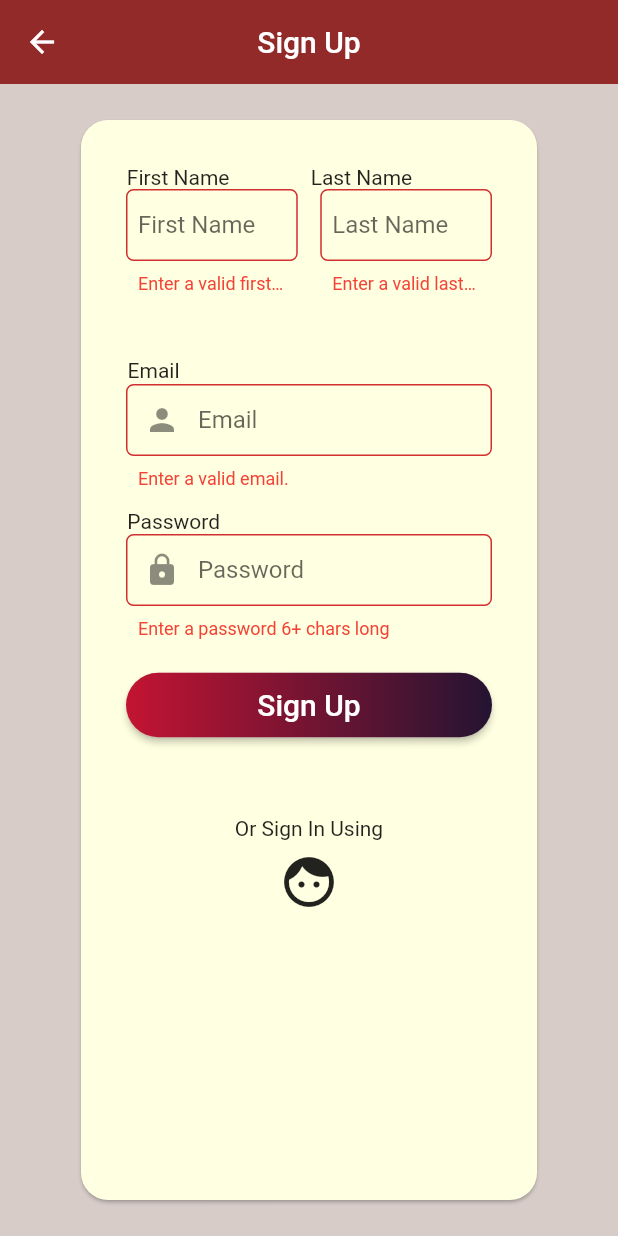
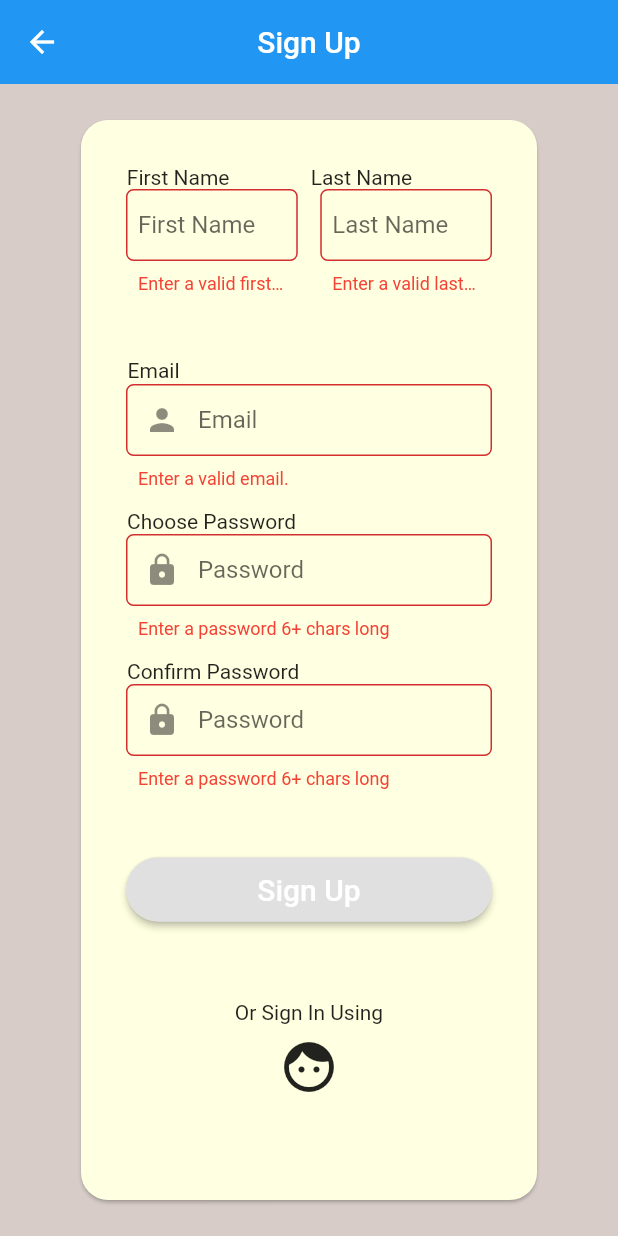
Before and after one commit to zoltan23/bidding, a Flutter app: the SignUp screen opened by its route, after a tap on "Sign Up", on a phone screen of 412 x 824 dp. Run offline on Flutter 3.47's test engine with Material 2 defaults, Android fonts, the phone set to English and light mode, and no system bars; our stand-ins replace carousel_slider, cloud_firestore, firebase_auth; missing offline and left inert: firebase; accounts and stored records are empty; network calls fail.

Commit message:
user can register with email and password

```diff
--- a/lib/Login/signup.dart
+++ b/lib/Login/signup.dart
@@ -15,7 +15,12 @@ class _SignUpState extends State<SignUp> {
   final AuthService _auth = AuthService();
   final _formkey = GlobalKey<FormState>();
 
-  String email = '', password = '', firstName = '', lastName = '', error = '';
+  String  email = '',
+          choosePassword = '',
+          confirmPassword = '',
+          firstName = '',
+          lastName = '',
+          error = '';
 
   @override
   Widget build(BuildContext context) {
@@ -23,7 +28,6 @@ class _SignUpState extends State<SignUp> {
       backgroundColor: Colors.brown[100],
       appBar: AppBar(
         centerTitle: true,
-        backgroundColor: Color.fromRGBO(146, 42, 42, 1.0),
         elevation: 0.0,
         title: Text('Sign Up'),
       ),
@@ -39,17 +43,23 @@ class _SignUpState extends State<SignUp> {
               padding: const EdgeInsets.all(30.0),
               child: Column(
                 children: <Widget>[
-                  Row(children: <Widget>[
-                    Expanded(child: Align(
-                      alignment: Alignment(-.98, .95),
-                      child: SizedBox(child: Text("First Name")))),
-                    Expanded(child: Align(
-                      alignment: Alignment(-.96, .95),
-                      child: SizedBox(child: Text("Last Name")))),
-                  ],),
+                  Row(
+                    children: <Widget>[
+                      Expanded(
+                          child: Align(
+                              alignment: Alignment(-.98, .95),
+                              child: SizedBox(child: Text("First Name")))),
+                      Expanded(
+                          child: Align(
+                              alignment: Alignment(-.96, .95),
+                              child: SizedBox(child: Text("Last Name")))),
+                    ],
+                  ),
 
                   Row(
                     children: <Widget>[
+
+                      //First Name
                       Expanded(
                         child: TextFormField(
                             decoration: InputDecoration(
@@ -110,14 +120,14 @@ class _SignUpState extends State<SignUp> {
                       onChanged: (val) {
                         setState(() => email = val.trim());
                       }),
+
+                  //Choose Password
                   SizedBox(
                     height: 30.0,
                     child: Align(
                         alignment: Alignment(-.99, .95),
-                        child: Text("Password")),
+                        child: Text("Choose Password")),
                   ),
-
-                  //Password
                   TextFormField(
                       decoration: InputDecoration(
                         prefixIcon: Icon(Icons.lock),
@@ -133,8 +143,40 @@ class _SignUpState extends State<SignUp> {
                           : null,
                       obscureText: true,
                       onChanged: (val) {
-                        setState(() => password = val.trim());
+                        setState(() => choosePassword = val.trim());
                       }),
+
+                      //Confirm Password
+                       SizedBox(
+                    height: 30.0,
+                    child: Align(
+                        alignment: Alignment(-.99, .95),
+                        child: Text("Confirm Password")),
+                  ),
+                       TextFormField(
+                      decoration: InputDecoration(
+                        prefixIcon: Icon(Icons.lock),
+                        contentPadding: const EdgeInsets.all(8.0),
+                        border: OutlineInputBorder(
+                          borderRadius: BorderRadius.circular(5.0),
+                        ),
+                        hintText: "Password",
+                        errorStyle: TextStyle(color: Colors.red),
+                      ),
+                      validator: (val) => val.length < 6
+                          ? 'Enter a password 6+ chars long'
+                          : null,
+                      obscureText: true,
+                      onChanged: (val) {
+                        setState(() => confirmPassword = val.trim());
+                      }),
+                  Text(
+                    error,
+                    style: TextStyle(
+                      color: Colors.red,
+                      fontSize: 20.0,
+                    ),
+                  ),
                   SizedBox(height: 20.0),
                   RaisedButton(
                     textColor: Colors.white,
@@ -142,22 +184,14 @@ class _SignUpState extends State<SignUp> {
                     shape: RoundedRectangleBorder(
                         borderRadius: BorderRadius.circular(80.0)),
                     onPressed: () {
-                      if (_formkey.currentState.validate()) {
+                      if (_formkey.currentState.validate() && (choosePassword == confirmPassword)) {
                         handleSignUp();
+                      } else if(choosePassword != confirmPassword) {
+                        setState(() => error = 'Passwords do not match!');
                       }
                     },
                     child: Container(
                       width: double.infinity,
-                      decoration: BoxDecoration(
-                          gradient: LinearGradient(
-                              begin: Alignment.centerLeft,
-                              end: Alignment.centerRight,
-                              colors: [
-                                Color.fromRGBO(195, 20, 50, 1.0),
-                                Color.fromRGBO(36, 20, 50, 1.0)
-                              ]),
-                          borderRadius:
-                              BorderRadius.all(Radius.circular(80.0))),
                       padding: EdgeInsets.fromLTRB(20, 10, 20, 10),
                       child: Center(
                         child: Text('Sign Up',
@@ -198,38 +232,19 @@ class _SignUpState extends State<SignUp> {
   }
 
   void handleSignUp() async {
-    dynamic result = await _auth.registerWithEmailAndPassword(email, password);
-    if (result == null) {
-      print(error);
-      showDialog(context: context, builder: (_) => Alert());
-      setState(() => error = error);
+    dynamic result = await _auth.registerWithEmailAndPassword(email, confirmPassword);
+    if (result is String) {
+      print('error $result');
+      setState(() => error = result);
     } else {
-      ref.add({
-        'firstName': '$firstName',
-        'lastName': '$lastName',
-      });
-      setState(() {
-      firstName = '';
-      });
+      print('handleSignup $result');
+      // ref.add({
+      //   'firstName': '$firstName',
+      //   'lastName': '$lastName',
+      // });
+      // setState(() {
+      //   firstName = '';
+      // });
     }
   }
 }
-
-class Alert extends StatelessWidget {
-  @override
-  Widget build(BuildContext context) {
-    return AlertDialog(
-      title: Text('Login Alert!'),
-      content: const Text(
-          'There was an error with your E-Mail/Password combination. Please try again.'),
-      actions: <Widget>[
-        FlatButton(
-          child: Text('Ok'),
-          onPressed: () {
-            Navigator.of(context).pop();
-          },
-        ),
-      ],
-    );
-  }
-}
--- a/lib/Navbar/navbar.dart
+++ b/lib/Navbar/navbar.dart
@@ -81,7 +81,7 @@ class DesktopNavbar extends StatelessWidget {
                   onPressed: () async {
                     await AuthService()
                         .signOut()
-                        .then((_) => {Navigator.pushNamed(context, '/signup')});
+                        .then((_) => {Navigator.pushNamed(context, '/signin')});
                   },
                 ),
               ],
@@ -105,7 +105,7 @@ class MobileNavbar extends StatelessWidget {
           ),
           Padding(
             padding: const EdgeInsets.all(12.0),
-            child: Row(
+            child: Column(
               mainAxisAlignment: MainAxisAlignment.center,
               children: <Widget>[
                 RaisedButton(
@@ -150,7 +150,7 @@ class MobileNavbar extends StatelessWidget {
                   onPressed: () async {
                     await AuthService()
                         .signOut()
-                        .then((_) => {Navigator.pushNamed(context, '/signup')});
+                        .then((_) => {Navigator.pushNamed(context, '/signin')});
                   },
                 ),
               ],
--- a/lib/Routing/route_generator.dart
+++ b/lib/Routing/route_generator.dart
@@ -24,6 +24,8 @@ class RouteGenerator {
         return MaterialPageRoute(builder: (_) => SignUp());
       case '/settings':
         return MaterialPageRoute(builder: (_) => Settings());
+      case '/signin':
+        return MaterialPageRoute(builder: (_) => SignIn());
       // case '/second':
       //   if (args is String) {
       //     return MaterialPageRoute(
--- a/lib/models/user.dart
+++ b/lib/models/user.dart
@@ -1,21 +1,14 @@
 class User {
-
-  final String uid;
-  User({ this.uid });
-
+  final String uid, email;
+  User({this.uid, this.email});
 }
 
 class UserList {
-
   List<Map<String, dynamic>> items;
   UserList(this.items);
-
 }
 
 class UserData {
-
-  final String firstName;
-  final String lastName;
+  final String firstName, lastName;
   UserData({this.firstName, this.lastName});
-
 }
--- a/lib/services/firestore_functions.dart
+++ b/lib/services/firestore_functions.dart
@@ -1,7 +1,7 @@
 import 'package:flutter/material.dart';
 import 'package:firebase/firebase.dart' as fb;
 import 'package:firebase/firestore.dart' as fs;
-import '../Navbar/navbar.dart';
+
 
 
 fs.Firestore firestore = fb.firestore();
```
Also changed, not shown: lib/Features/file_upload.dart (+165 -165 lines), lib/Login/login.dart (+16 -8 lines), lib/services/auth.dart (+15 -7 lines), lib/services/settings.dart (+8 -9 lines).
